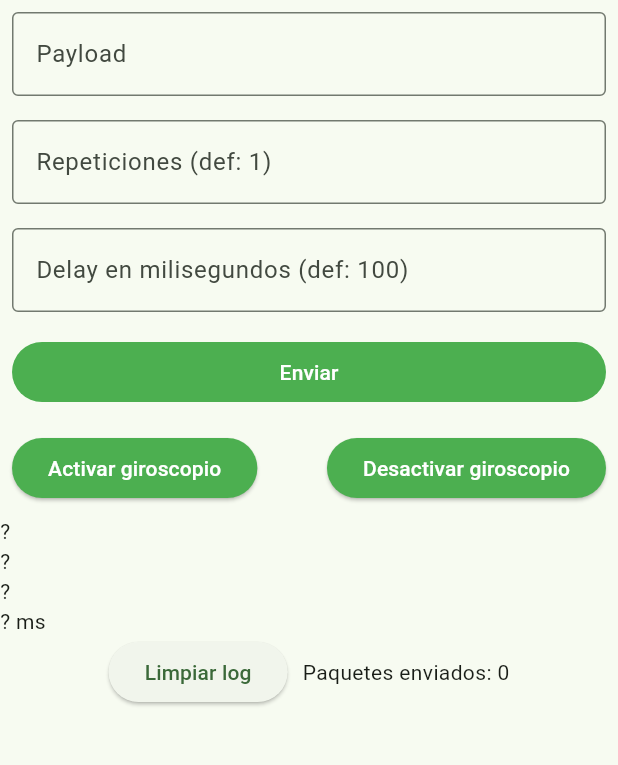
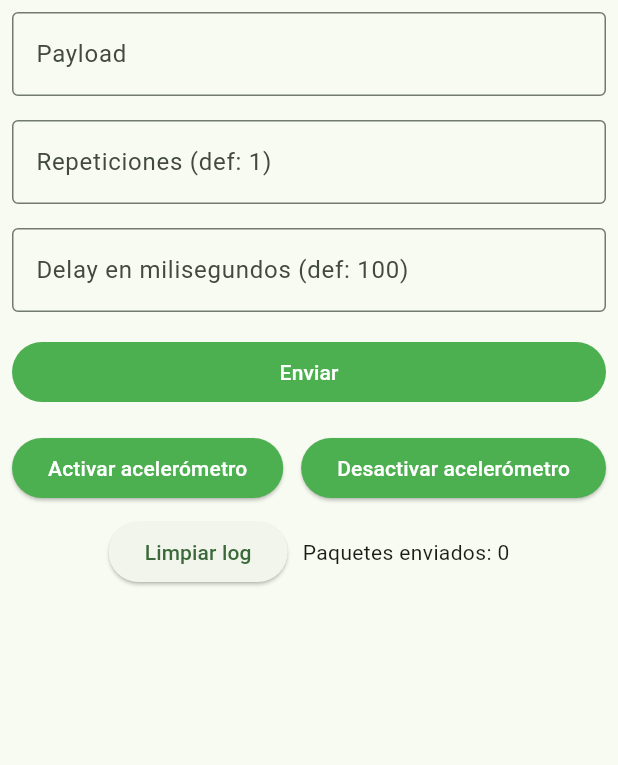
Before and after one commit to Hackfun-Rosario/UDParty, a Flutter app: the screen it shows after launch, after a tap on "Limpiar log", on a phone screen of 412 x 824 dp, the part 84-849 px from its top. Run offline on Flutter 3.47's test engine with Material 3 defaults, Android fonts, the phone set to English and light mode, and no system bars; missing offline and left inert: udp.

Commit message:
Revert "Lectura de giroscopio"
This reverts commit 360786a9b0fba5e2e2ad3f3430acf7167189b74b.

```diff
--- a/lib/home_page.dart
+++ b/lib/home_page.dart
@@ -1,8 +1,6 @@
-import 'dart:async';
 import 'dart:developer';
 
 import 'package:flutter/material.dart';
-import 'package:sensors_plus/sensors_plus.dart';
 import 'package:udp/udp.dart';
 
 class MyHomePage extends StatefulWidget {
@@ -22,14 +20,6 @@ class _MyHomePageState extends State<MyHomePage> {
   String? _inputText;
   int _repeat = 1;
   int _delay = 100;
-
-  static const Duration _ignoreDuration = Duration(milliseconds: 20);
-  GyroscopeEvent? _gyroscopeEvent;
-  DateTime? _gyroscopeUpdateTime;
-  int? _gyroscopeLastInterval;
-  final _streamSubscriptions = <StreamSubscription<dynamic>>[];
-  Duration sensorInterval = SensorInterval.normalInterval;
-
 
   /*
    * Inicializa el objeto UDP
@@ -62,13 +52,9 @@ class _MyHomePageState extends State<MyHomePage> {
     }
   }
 
-  void _gyroscopeOn() async {
-    gyroscopeEventStream(samplingPeriod: sensorInterval);
-  }
+  void _accelerometerOn() async {}
 
-  void _gyroscopeOff() async {
-
-  }
+  void _accelerometerOff() async {}
 
   /*
    * Libera el objeto UDP
@@ -85,49 +71,17 @@ class _MyHomePageState extends State<MyHomePage> {
       status = true;
       setState(() {});
     });
-    _streamSubscriptions.add(
-      gyroscopeEventStream(samplingPeriod: sensorInterval).listen(
-            (GyroscopeEvent event) {
-          final now = event.timestamp;
-          setState(() {
-            _gyroscopeEvent = event;
-            if (_gyroscopeUpdateTime != null) {
-              final interval = now.difference(_gyroscopeUpdateTime!);
-              if (interval > _ignoreDuration) {
-                _gyroscopeLastInterval = interval.inMilliseconds;
-              }
-            }
-          });
-          _gyroscopeUpdateTime = now;
-        },
-        onError: (e) {
-          showDialog(
-              context: context,
-              builder: (context) {
-                return const AlertDialog(
-                  title: Text("Sensor Not Found"),
-                  content: Text(
-                      "It seems that your device doesn't support Gyroscope Sensor"),
-                );
-              });
-        },
-        cancelOnError: true,
-      ),
-    );
   }
 
   @override
   void dispose() {
     // Tareas de limpieza
-    super.dispose();
     try {
       _closeSender();
     } catch (e) {
       log(e.toString());
     }
-    for (final subscription in _streamSubscriptions) {
-      subscription.cancel();
-    }
+    super.dispose();
   }
 
   @override
@@ -227,23 +181,19 @@ class _MyHomePageState extends State<MyHomePage> {
                             MaterialStateProperty.all<Color>(Colors.green),
                         foregroundColor:
                             MaterialStateProperty.all<Color>(Colors.white)),
-                    onPressed: _gyroscopeOn,
-                    child: Text('Activar giroscopio')),
+                    onPressed: _accelerometerOn,
+                    child: Text('Activar acelerómetro')),
                 ElevatedButton(
                     style: ButtonStyle(
                         backgroundColor:
                             MaterialStateProperty.all<Color>(Colors.green),
                         foregroundColor:
                             MaterialStateProperty.all<Color>(Colors.white)),
-                    onPressed: _gyroscopeOff,
-                    child: Text('Desactivar giroscopio')),
+                    onPressed: _accelerometerOff,
+                    child: Text('Desactivar acelerómetro')),
               ],
             ),
           ),
-          Text(_gyroscopeEvent?.x.toStringAsFixed(1) ?? '?'),
-          Text(_gyroscopeEvent?.y.toStringAsFixed(1) ?? '?'),
-          Text(_gyroscopeEvent?.z.toStringAsFixed(1) ?? '?'),
-          Text('${_gyroscopeLastInterval?.toString() ?? '?'} ms'),
           // SizedBox(height: 10),
           Row(
             mainAxisAlignment: MainAxisAlignment.center,
--- a/lib/main.dart
+++ b/lib/main.dart
@@ -1,16 +1,8 @@
 import 'package:flutter/material.dart';
-import 'package:flutter/services.dart';
 
 import 'home_page.dart';
 
 void main() {
-  WidgetsFlutterBinding.ensureInitialized();
-  SystemChrome.setPreferredOrientations(
-    [
-      DeviceOrientation.portraitUp,
-      DeviceOrientation.portraitDown,
-    ],
-  );
   runApp(const MyApp());
 }
 
--- a/pubspec.yaml
+++ b/pubspec.yaml
@@ -11,7 +11,6 @@ dependencies:
   flutter:
     sdk: flutter
   network_info_plus: ^6.1.4
-  sensors_plus: ^7.0.0
   udp: ^5.0.3
 
 
```
Also changed, not shown: pubspec.lock, 6 other files.
